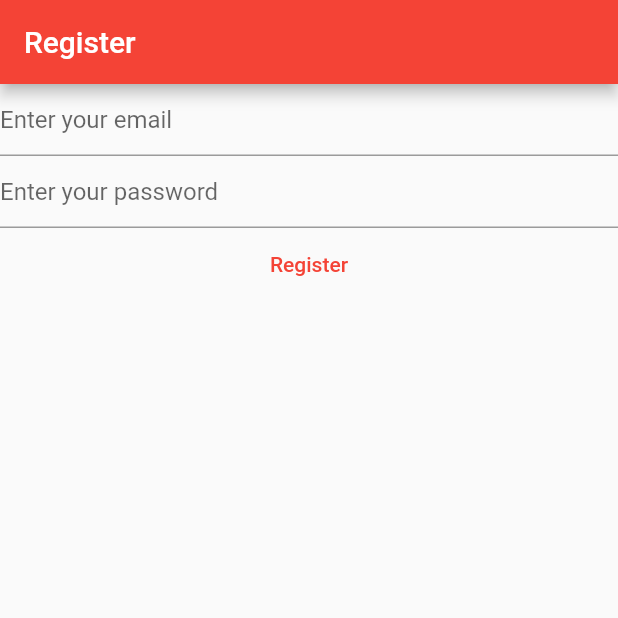
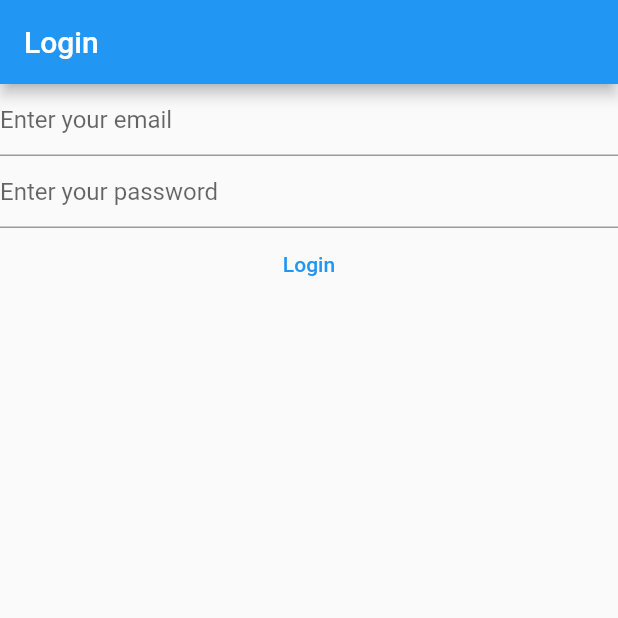
Before and after one commit to Dolnys/world_of_coctails_final, a Flutter app: the screen it shows after launch, on a phone screen of 412 x 824 dp, the top half of it. Run offline on Flutter 3.47's test engine with Material 2 defaults, Android fonts, the phone set to English and light mode, and no system bars; our stand-ins replace firebase_auth, firebase_core; accounts and stored records are empty.

Commit message:
add register ,login, verify email  pages; implement  error catch

```diff
--- a/lib/main.dart
+++ b/lib/main.dart
@@ -1,102 +1,57 @@
+import 'package:firebase_auth/firebase_auth.dart';
 import 'package:firebase_core/firebase_core.dart';
 import 'package:flutter/material.dart';
-import 'package:firebase_auth/firebase_auth.dart';
+
+import 'package:world_of_coctails_final/views/login_view.dart';
+import 'package:world_of_coctails_final/views/register_view.dart';
+import 'package:world_of_coctails_final/views/verify_email_view.dart';
+
 import 'firebase_options.dart';
 
 void main() {
   WidgetsFlutterBinding.ensureInitialized();
-  runApp(const MyApp());
+  runApp(
+    MaterialApp(
+      title: 'Flutter Demo',
+      theme: ThemeData(
+        primarySwatch: Colors.blue,
+      ),
+      home: const HomePage(),
+      routes: {
+        '/login/': (context) => const LoginView(),
+        '/register/': (context) => const RegisterView(),
+      },
+    ),
+  );
 }
 
-class MyApp extends StatelessWidget {
-  const MyApp({super.key});
+class HomePage extends StatelessWidget {
+  const HomePage({Key? key}) : super(key: key);
 
   @override
   Widget build(BuildContext context) {
-    return MaterialApp(
-      title: 'Flutter Demo',
-      theme: ThemeData(
-        primarySwatch: Colors.red,
-      ),
-      home: const HomePage(),
-    );
-  }
-}
-
-class HomePage extends StatefulWidget {
-  const HomePage({super.key});
-
-  @override
-  State<HomePage> createState() => _HomePageState();
-}
-
-class _HomePageState extends State<HomePage> {
-  late final TextEditingController _email;
-  late final TextEditingController _password;
-  @override
-  void initState() {
-    _email = TextEditingController();
-    _password = TextEditingController();
-    super.initState();
-  }
-
-  @override
-  void dispose() {
-    _email.dispose();
-    _password.dispose();
-    super.dispose();
-  }
-
-  @override
-  Widget build(BuildContext context) {
-    return Scaffold(
-      appBar: AppBar(
-        title: const Text('Register'),
-      ),
-      body: FutureBuilder(
+    return FutureBuilder(
       future: Firebase.initializeApp(
         options: DefaultFirebaseOptions.currentPlatform,
       ),
       builder: (context, snapshot) {
         switch (snapshot.connectionState) {
           case ConnectionState.done:
-              return Column(
-                children: [
-                  TextField(
-                    controller: _email,
-                    enableSuggestions: false,
-                    autocorrect: false,
-                    keyboardType: TextInputType.emailAddress,
-                    decoration:
-                        const InputDecoration(hintText: 'Enter your email '),
-                  ),
-                  TextField(
-                    controller: _password,
-                    obscureText: true,
-                    enableSuggestions: false,
-                    autocorrect: false,
-                    decoration: const InputDecoration(
-                        hintText: 'Enter your password  '),
-                  ),
-                  TextButton(
-                    onPressed: () async {
-                      final email = _email.text;
-                      final password = _password.text;
-                      final UserCredential = await FirebaseAuth.instance
-                          .createUserWithEmailAndPassword(
-                        email: email,
-                        password: password,
-                      );
-                    },
-                    child: const Text('Register'),
-                  ),
-                ],
-              );
+            final user = FirebaseAuth.instance.currentUser;
+            if (user != null) {
+              if (user.emailVerified) {
+                print('Email is verified');
+              } else {
+                return const VerifyEmailView();
+              }
+            } else {
+              return const LoginView();
+            }
+            return const Text('Done');
           default:
-              return const Text('Loading..');
+            return const CircularProgressIndicator();
         }
       },
-      ),
     );
   }
 }
--- /dev/null
+++ b/lib/views/login_view.dart
@@ -0,0 +1,88 @@
+import 'package:firebase_auth/firebase_auth.dart';
+import 'package:firebase_core/firebase_core.dart';
+import 'package:flutter/cupertino.dart';
+import 'package:flutter/material.dart';
+
+import '../firebase_options.dart';
+
+class LoginView extends StatefulWidget {
+  const LoginView({super.key});
+
+  @override
+  State<LoginView> createState() => _LoginViewState();
+}
+
+class _LoginViewState extends State<LoginView> {
+  late final TextEditingController _email;
+  late final TextEditingController _password;
+  @override
+  void initState() {
+    _email = TextEditingController();
+    _password = TextEditingController();
+    super.initState();
+  }
+
+  @override
+  void dispose() {
+    _email.dispose();
+    _password.dispose();
+    super.dispose();
+  }
+
+  @override
+  Widget build(BuildContext context) {
+    return Scaffold(
+      appBar: AppBar(
+        title: const Text('Login'),
+      ),
+      body: FutureBuilder(
+        future: Firebase.initializeApp(
+          options: DefaultFirebaseOptions.currentPlatform,
+        ),
+        builder: (context, snapshot) {
+          switch (snapshot.connectionState) {
+            case ConnectionState.done:
+              return Column(
+                children: [
+                  TextField(
+                    controller: _email,
+                    enableSuggestions: false,
+                    autocorrect: false,
+                    keyboardType: TextInputType.emailAddress,
+                    decoration:
+                        const InputDecoration(hintText: 'Enter your email '),
+                  ),
+                  TextField(
+                    controller: _password,
+                    obscureText: true,
+                    enableSuggestions: false,
+                    autocorrect: false,
+                    decoration: const InputDecoration(
+                        hintText: 'Enter your password  '),
+                  ),
+                  TextButton(
+                    onPressed: () async {
+                      final email = _email.text;
+                      final password = _password.text;
+                      try {
+                        final UserCredential = await FirebaseAuth.instance
+                            .signInWithEmailAndPassword(
+                          email: email,
+                          password: password,
+                        );
+                      } catch (e) {
+                        print('something bad happened');
+                      }
+                    },
+                    child: const Text('Login'),
+                  ),
+                ],
+              );
+            default:
+              return const Text('Loading..');
+          }
+        },
+      ),
+    );
+  }
+}
```
Also changed, not shown: lib/views/register_view.dart (added, +93 -0 lines), lib/views/verify_email_view.dart (added, +32 -0 lines). Lines whose indentation alone changed are shown as unchanged.
